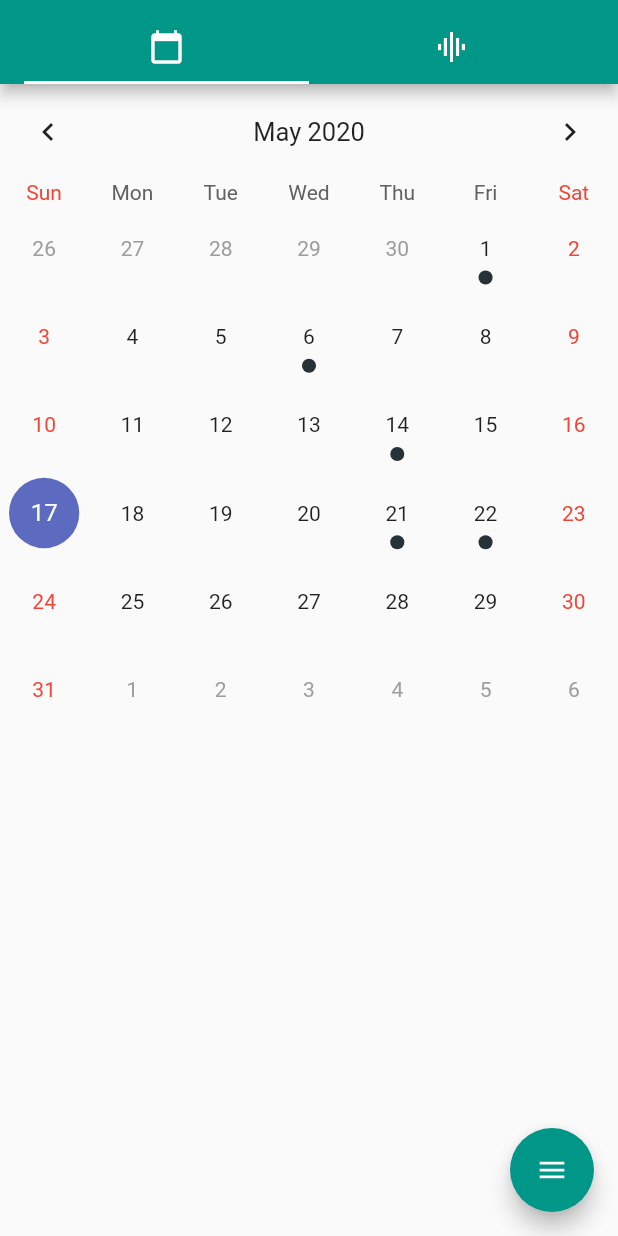
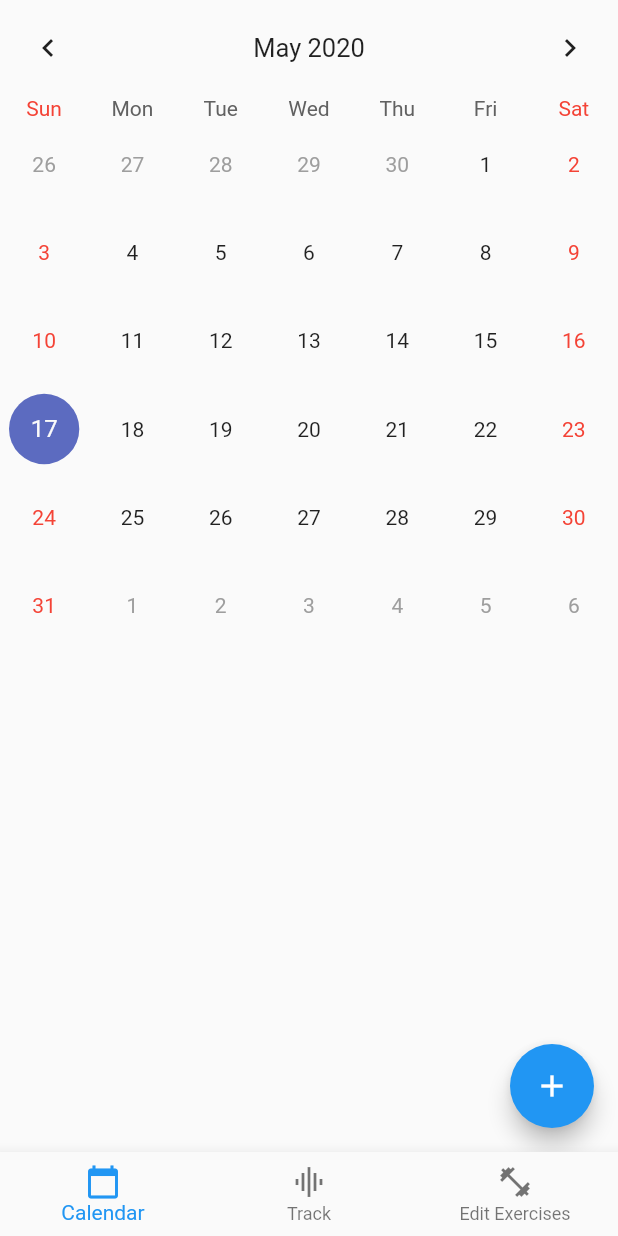
Before and after one commit to ElisaLuo/exercise_tracker, a Flutter app: the screen it shows after launch, on a phone screen of 412 x 824 dp. Run offline on Flutter 3.47's test engine with Material 2 defaults, Android fonts, the phone set to English and light mode, and no system bars; drawn by our look-alikes of flutter_speed_dial, table_calendar.

Commit message:
changed layout of application, added json local storage for exercises, needs to work on future state for initstate

```diff
--- a/lib/calendar.dart
+++ b/lib/calendar.dart
@@ -1,11 +1,9 @@
+import 'dart:convert';
 import 'dart:io';
 
 import 'package:flutter/material.dart';
-import 'package:flutter_speed_dial/flutter_speed_dial.dart';
 import 'package:path_provider/path_provider.dart';
 import 'package:table_calendar/table_calendar.dart';
-
-import './manageExercises.dart';
 
 class CalendarPage extends StatelessWidget {
   @override
@@ -26,27 +24,18 @@ class _CalendarPageState extends State<Calendar> {
   List _selectedEvents;
   String _currentValue;
   List<String> _exercises;
-  DateTime _selectedDay = DateTime.now();
+  DateTime _selectedDay = new DateTime.now();
+  Map<String, dynamic> _exerciseContent;
+  bool _fileExists = false;
+  File jsonFile;
+  Directory dir;
 
   @override
   void initState() {
     super.initState();
-    _controller = CalendarController();
+    _controller = CalendarController(); // calendar controller
 
-
-    _events = {
-      DateTime(2020, 5, 1): ['New Year\'s Day'],
-      DateTime(2020, 5, 6): ['Epiphany'],
-      DateTime(2020, 5, 14): ['Valentine\'s Day'],
-      DateTime(2020, 5, 21): ['Easter Sunday'],
-      DateTime(2020, 5, 22): ['Easter Monday'],
-    };
-
-    setState(() {
-      _events = _events;
-    });
-
-    _selectedEvents = _events[_selectedDay] ?? [];
+    _events = {};
 
     _readAllExercise().then((s){
       setState(() {
@@ -54,12 +43,65 @@ class _CalendarPageState extends State<Calendar> {
         _exercises.removeLast();
       });
     });
+
+    getApplicationDocumentsDirectory().then((Directory directory){
+      dir = directory;
+      jsonFile = File('${directory.path}/exerciseTrack.json');
+      _fileExists = jsonFile.existsSync();
+      if(_fileExists){
+        this.setState((){
+          _exerciseContent = json.decode(jsonFile.readAsStringSync());
+        });
+        for(var i = 0; i < _exerciseContent['data'].length; i++){
+          var temp = _exerciseContent['data'][i]['Date'].split(" ")[0].split("-");
+          var _currentDate = DateTime(int.parse(temp[0]), int.parse(temp[1]), int.parse(temp[2]));
+          if(_events[_currentDate] == null){
+            _events[_currentDate] = [];
+          }
+          _events[_currentDate].add(_exerciseContent['data'][i]['Exercise']);
+        }
+      }
+      print("finished");
+      setState(() {
+        _events = _events;
+      });
+    });
+
+    _selectedEvents = _events[_selectedDay] ?? [];
+    print("events"+_events.toString());
+  }
+
+  void createFile(Map<String, dynamic> content){
+    var temp = {"data":[content]};
+    print("create file");
+    File file = new File('${dir.path}/exerciseTrack.json');
+    file.createSync();
+    file.writeAsStringSync(json.encode(temp));
+    _fileExists = true;
   }
 
   @override
   void dispose() {
     _controller.dispose();
     super.dispose();
+  }
+
+  void writeExercise(DateTime date, String exercise, int seconds){
+    print("write to file");
+    Map<String, dynamic> content = {"Date": date.toString(), "Exercise": exercise, "Seconds": seconds};
+    if(_fileExists){
+      print("file exists");
+      Map<String, dynamic> jsonFileContent = json.decode(jsonFile.readAsStringSync());
+      jsonFileContent['data'].add(content);
+      jsonFile.writeAsStringSync(json.encode(jsonFileContent));
+    } else{
+      print("file no exist");
+      createFile(content);
+    }
+    this.setState((){
+      _exerciseContent = json.decode(jsonFile.readAsStringSync());
+    });
+    print(_exerciseContent);
   }
 
   createAddContent(BuildContext context) {
@@ -107,15 +149,7 @@ class _CalendarPageState extends State<Calendar> {
               elevation: 5.0,
               child: Text("Add"),
               onPressed: () {
-                if(_events.containsKey(_selectedDay)){
-                  _events[_selectedDay].add(_currentValue);
-                } else{
-                  _events[_selectedDay] = [];
-                  _events[_selectedDay].add(_currentValue);
-                }
-                setState(() {
-                  _events = _events;
-                });
+                writeExercise(_selectedDay, _currentValue, 60);
                 Navigator.pop(context);
               }
             )
@@ -148,6 +182,7 @@ class _CalendarPageState extends State<Calendar> {
       itemCount: _selectedEvents.length+1,
       itemBuilder: (context, index) {
         if(index == 0){
+          print("built");
           return _buildCalendar();
         } else{
           return ListTile(
@@ -162,26 +197,6 @@ class _CalendarPageState extends State<Calendar> {
     );
   }
 
-  Widget _speedDial(){
-    return SpeedDial(
-      animatedIcon: AnimatedIcons.menu_close,
-      animatedIconTheme: IconThemeData(size: 22.0),
-      children: [
-        SpeedDialChild(
-          child: Icon(Icons.add),
-          label: 'Add Exercise',
-          onTap: () => createAddDialog(context)
-        ),
-        SpeedDialChild(
-          child: Icon(Icons.edit),
-          label: 'Edit Exercises',
-          onTap: () {
-            Navigator.push(context, MaterialPageRoute(builder: (context) => ManageExercisesPage()));
-          }
-        ),
-      ],
-    );
-  }
   @override
   Widget build(BuildContext context) {
     return Scaffold(
@@ -191,7 +206,12 @@ class _CalendarPageState extends State<Calendar> {
           Expanded(child: _buildExerciseList())
         ],
       ),
-      floatingActionButton: _speedDial()
+      floatingActionButton: FloatingActionButton(
+        child: Icon(Icons.add),
+        onPressed: (){
+          createAddDialog(context);
+        }
+      )
     );
   }
 }
--- a/lib/main.dart
+++ b/lib/main.dart
@@ -1,6 +1,8 @@
+import 'package:exercise_tracker/manageExercises.dart';
 import 'package:flutter/material.dart';
 import './calendar.dart';
 import './analysis.dart';
+import './manageExercises.dart';
 
 void main() => runApp(MyApp());
 
@@ -15,31 +17,48 @@ class MyApp extends StatefulWidget {
 class MyAppState extends State<MyApp> {
   final _pageOptions = [
     CalendarPage(),
-    AnalysisPage()
+    AnalysisPage(),
+    ManageExercisesPage()
   ];
+
+  int _currentIndex = 0;
+
+  void onTapped(int index){
+    setState(() {
+      _currentIndex = index;
+    });
+  }
+
+  @override
+  Widget mainHome(BuildContext context) {
+    return Scaffold(
+      body: _pageOptions[_currentIndex],
+      bottomNavigationBar: BottomNavigationBar(
+        onTap: onTapped,
+        currentIndex: _currentIndex,
+        items: const <BottomNavigationBarItem>[
+          BottomNavigationBarItem(
+            icon: Icon(Icons.calendar_today),
+            title: Text('Calendar'),
+          ),
+          BottomNavigationBarItem(
+            icon: Icon(Icons.graphic_eq),
+            title: Text('Track'),
+          ),
+          BottomNavigationBarItem(
+            icon: Icon(Icons.fitness_center),
+            title: Text('Edit Exercises'),
+          ),
+        ],
+      )
+    );
+  }
 
   @override
   Widget build(BuildContext context) {
     return MaterialApp(
-      debugShowCheckedModeBanner: false,
-      theme: ThemeData(primarySwatch: Colors.teal),
-      home: DefaultTabController(
-        length: 2,
-        child: Scaffold(
-          appBar: AppBar(
-            title: TabBar(
-              tabs: [
-                Tab(icon: Icon(Icons.calendar_today)),
-                Tab(icon: Icon(Icons.graphic_eq))
-              ],
-              labelPadding: EdgeInsets.only(top: 8),
-            )
-          ),
-          body: TabBarView(
-            children: _pageOptions
-          ),
-        ),
-      )
+      title: "Exercise Tracker",
+      home: mainHome(context)
     );
   }
 }
--- a/lib/manageExercises.dart
+++ b/lib/manageExercises.dart
@@ -17,7 +17,7 @@ class ManageExercises extends StatefulWidget {
 }
 
 class _ManageExercisesState extends State<ManageExercises> { // body
-  List<String> _exercises = ['hi'];
+  List<String> _exercises = [''];
 
   @override
   void initState() {
```
